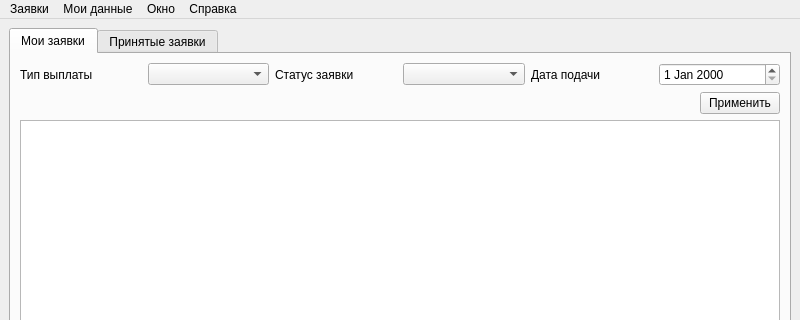
This is mainwindow.ui in FlerkenArtem/SocialPaymentAssistant as Qt 5 draws it before an edit; both pictures show x 0 to 800 and y 0 to 320 of the 800 by 600 pixel window. The edited form follows.
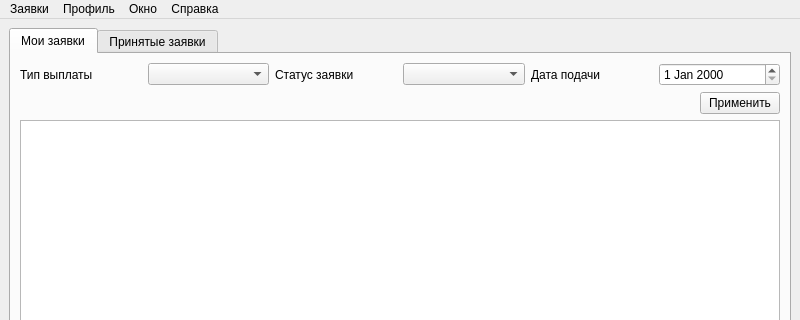
This is the edited form. Icons and pictures are not drawn.

The edit to the form file:
```diff
--- a/mainwindow.ui
+++ b/mainwindow.ui
@@ -233,7 +233,7 @@
    </widget>
    <widget class="QMenu" name="dataMenu">
     <property name="title">
-     <string>Мои данные</string>
+     <string>Профиль</string>
     </property>
     <addaction name="editApplicantDataAct"/>
     <addaction name="editPassportAct"/>
```
Left out of the diff: 10 changed lines with no effect on the pictures.
